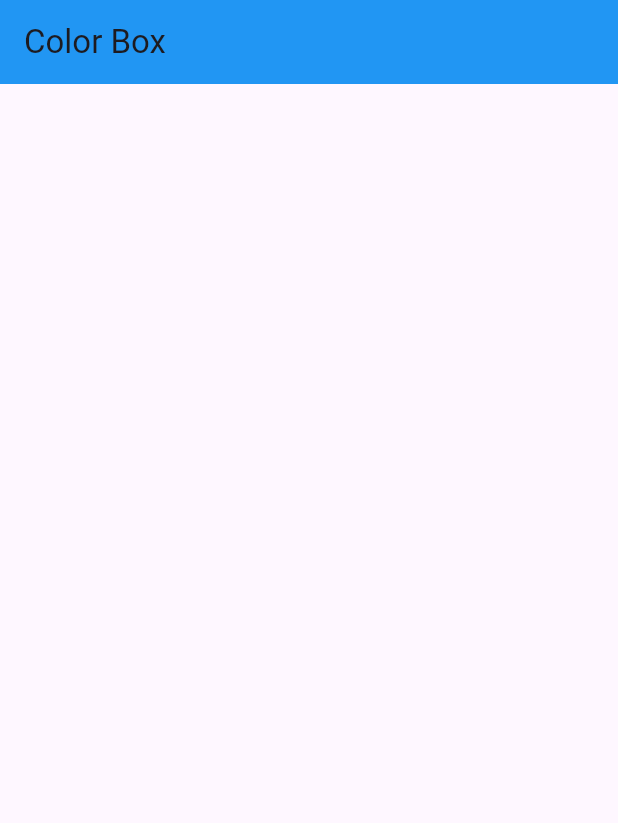
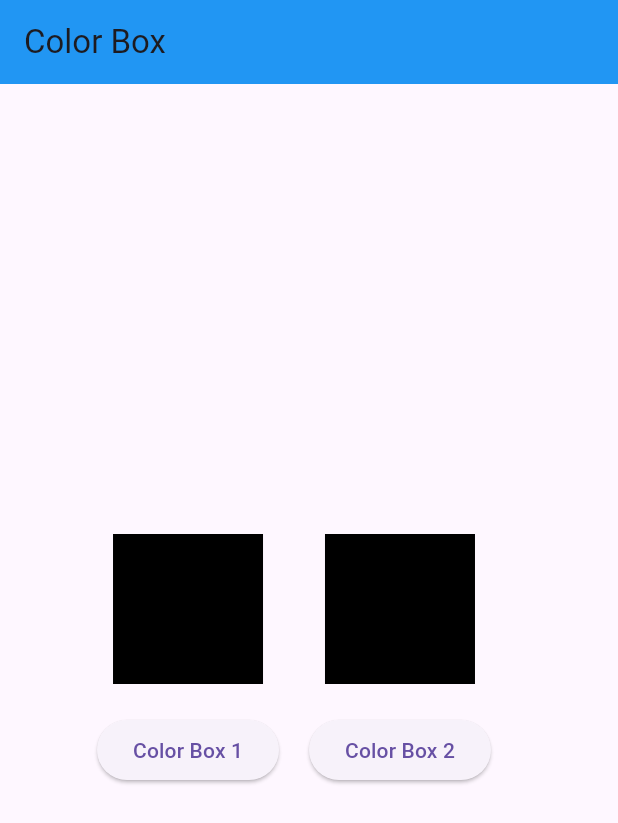
Before and after one commit to adityaashinde/flutter-basics, a Flutter app: the screen it shows after launch, on a phone screen of 412 x 824 dp. Shown: the top 823 px of the screen. Run offline on Flutter 3.47's test engine with Material 3 defaults, Android fonts, the light colour scheme and no system bars.

Commit message:
Update assignment2.dart

```diff
--- a/stateful_assignment_2/lib/assignment2.dart
+++ b/stateful_assignment_2/lib/assignment2.dart
@@ -19,6 +19,72 @@ class _Assignment2State extends State<Assignment2> {
           title: const Text("Color Box"),
           backgroundColor: Colors.blue,
         ),
+        body: Column(
+          mainAxisAlignment: MainAxisAlignment.center,
+          children: [
+            Row(
+              mainAxisAlignment: MainAxisAlignment.center,
+              crossAxisAlignment: CrossAxisAlignment.center,
+              children: [
+                // Box 1
+                Column(
+                  children: [
+                    Container(
+                      height: 100,
+                      width: 100,
+                      color: box1Color ? Colors.red : Colors.black,
+                    ),
+                    const SizedBox(
+                      height: 20,
+                    ),
+
+                    // Box 1 Button
+                    ElevatedButton(
+                      onPressed: () {
+                        setState(() {
+                          box1Color = true;
+                        });
+                      },
+                      child: const Text("Color Box 1"),
+                    ),
+                  ],
+                ),
+                const SizedBox(
+                  width: 20,
+                ),
+
+                // Box 2
+                Column(
+                  children: [
+                    Container(
+                      height: 100,
+                      width: 100,
+                      color: box2Color ? Colors.amber : Colors.black,
+                    ),
+                    const SizedBox(
+                      height: 20,
+                    ),
+
+                    // Box 2 Button
+                    ElevatedButton(
+                      onPressed: () {
+                        setState(
+                          () {
+                            box2Color = true;
+                          },
+                        );
+                      },
+                      child: const Text("Color Box 2"),
+                    ),
+                  ],
+                ),
+                const SizedBox(
+                  width: 20,
+                ),
+              ],
+            ),
+          ],
+        ),
       ),
     );
   }
```
